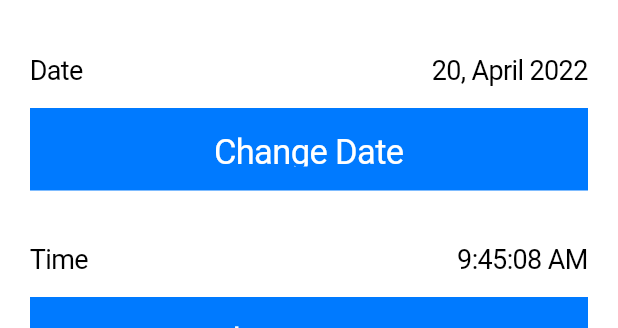
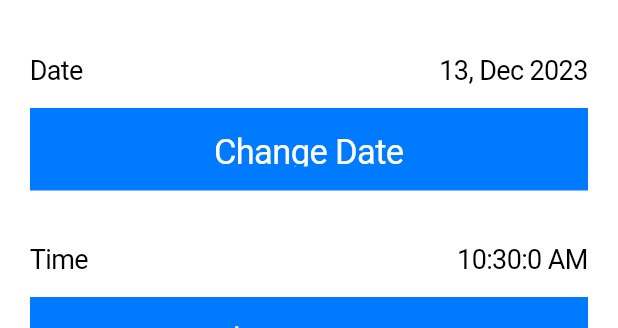
Before and after one commit to MrManavRamani-Flutter/Platform_Converter, a Flutter app: the screen it shows after launch, item 3 of the bottom bar chosen, on a phone screen of 412 x 824 dp, the part 57-385 px from its top. Run offline on Flutter 3.47's test engine with Material 2 defaults, Android fonts, the light colour scheme and no system bars; our stand-ins replace image_picker.

Commit message:
5th Final Commit 8:51 PM // 13/12/2023

```diff
--- a/lib/component/ios_comp/setting.dart
+++ b/lib/component/ios_comp/setting.dart
@@ -1,5 +1,7 @@
 // Settings : ...........
+import 'package:contact_diary_ios_android/provider/month_provider.dart';
 import 'package:flutter/cupertino.dart';
+import 'package:provider/provider.dart';
 
 class SettingsDesign extends StatefulWidget {
   const SettingsDesign({super.key});
@@ -11,6 +13,7 @@ class SettingsDesign extends StatefulWidget {
 class _SettingsDesignState extends State<SettingsDesign> {
   @override
   Widget build(BuildContext context) {
+    var monthProvider = Provider.of<MonthProvider>(context);
     return ListView(
       children: [
         Padding(
@@ -19,16 +22,18 @@ class _SettingsDesignState extends State<SettingsDesign> {
             padding: const EdgeInsets.symmetric(horizontal: 20),
             child: Column(
               children: [
-                const Row(
+                Row(
                   children: [
-                    Text(
+                    const Text(
                       'Date',
                       style: TextStyle(fontSize: 18),
                     ),
-                    Spacer(),
+                    const Spacer(),
                     Text(
-                      '20, April 2022',
-                      style: TextStyle(fontSize: 18),
+                      (monthProvider.iDateChecked)
+                          ? monthProvider.dateModel.date
+                          : monthProvider.iDate(),
+                      style: const TextStyle(fontSize: 18),
                     ),
                   ],
                 ),
@@ -38,7 +43,9 @@ class _SettingsDesignState extends State<SettingsDesign> {
                   width: double.infinity,
                   color: CupertinoColors.activeBlue,
                   child: CupertinoButton(
-                    onPressed: () {},
+                    onPressed: () {
+                      monthProvider.iDateFind(context);
+                    },
                     child: const Text(
                       'Change Date',
                       style:
@@ -57,16 +64,18 @@ class _SettingsDesignState extends State<SettingsDesign> {
           padding: const EdgeInsets.symmetric(horizontal: 20),
           child: Column(
             children: [
-              const Row(
+              Row(
                 children: [
-                  Text(
+                  const Text(
                     'Time',
                     style: TextStyle(fontSize: 18),
                   ),
-                  Spacer(),
+                  const Spacer(),
                   Text(
-                    '9:45:08 AM',
-                    style: TextStyle(fontSize: 18),
+                    (monthProvider.iTimeChecked)
+                        ? monthProvider.timeModel.timeOfDay
+                        : monthProvider.iTime(),
+                    style: const TextStyle(fontSize: 18),
                   ),
                 ],
               ),
@@ -76,7 +85,9 @@ class _SettingsDesignState extends State<SettingsDesign> {
                 width: double.infinity,
                 color: CupertinoColors.activeBlue,
                 child: CupertinoButton(
-                  onPressed: () {},
+                  onPressed: () {
+                    monthProvider.iTimeFind(context);
+                  },
                   child: const Text(
                     'Change Time',
                     style:
```
Also changed, not shown: lib/component/ios_comp/call.dart (+1 -6 lines), lib/component/ios_comp/chat.dart (+1 -11 lines), lib/provider/month_provider.dart (+86 -4 lines).
